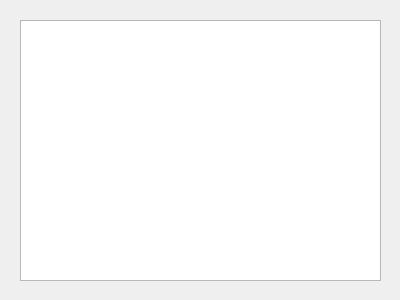
The window that messagewindow.ui (CSReviser/CaptureStream) describes before a commit, drawn with Qt 5.
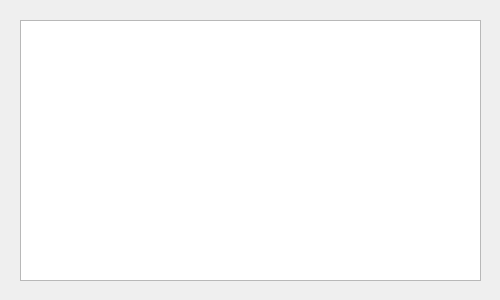
The same window after the commit.

Diff of the .ui file:
```diff
--- a/messagewindow.ui
+++ b/messagewindow.ui
@@ -6,7 +6,7 @@
    <rect>
     <x>0</x>
     <y>0</y>
-    <width>400</width>
+    <width>500</width>
     <height>300</height>
    </rect>
   </property>
@@ -18,7 +18,7 @@
     <rect>
      <x>20</x>
      <y>20</y>
-     <width>361</width>
+     <width>461</width>
      <height>261</height>
     </rect>
    </property>
```
